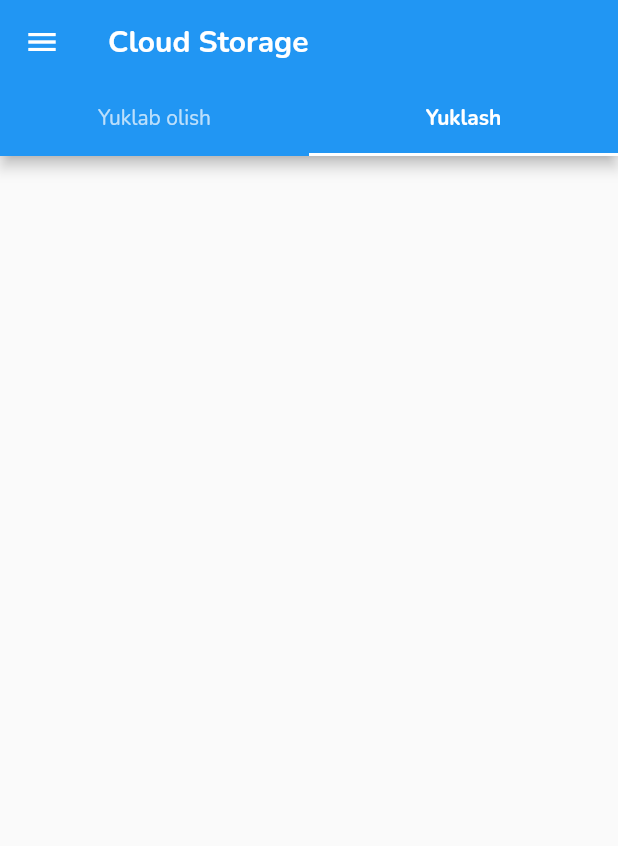
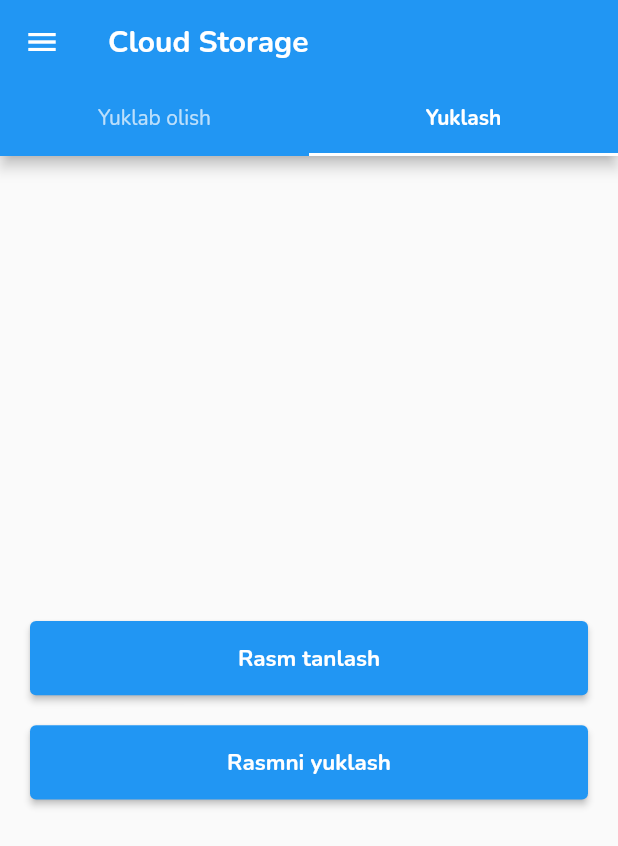
Before and after one commit to bunyod-botirov/cloud_storage, a Flutter app: the HomePage screen opened by its route, tab 2 chosen, on a phone screen of 412 x 824 dp. Shown: the top 846 px of the screen. Run offline on Flutter 3.47's test engine with Material 2 defaults, Android fonts, the phone set to English and light mode, and no system bars; our stand-ins replace cached_network_image, cloud_firestore, firebase_auth, firebase_core, firebase_storage, image_picker; accounts and stored records are empty; network calls fail.

Commit message:
Download and Upload Pages completed

```diff
--- a/lib/providers/home_provider.dart
+++ b/lib/providers/home_provider.dart
@@ -9,7 +9,7 @@ import 'package:flutter/cupertino.dart';
 import 'package:image_picker/image_picker.dart';
 
 class HomeProvider extends ChangeNotifier {
-  final List pages = [const DownloadPage(), const UploadPage()];
+  final List pages = [ DownloadPage(), const UploadPage()];
   int currentPage = 0;
 
   final FirebaseAuth _authUser = FirebaseAuth.instance;
--- a/lib/screens/auth/sign_in_page.dart
+++ b/lib/screens/auth/sign_in_page.dart
@@ -1,6 +1,5 @@
 import 'package:cloud_storage/service/auth_service.dart';
 import 'package:cloud_storage/widgets/buttons_widget.dart';
-import 'package:cloud_storage/widgets/messenger_widget.dart';
 import 'package:flutter/material.dart';
 
 class SignInPage extends StatelessWidget {
--- a/lib/screens/home_page.dart
+++ b/lib/screens/home_page.dart
@@ -1,5 +1,3 @@
-import 'dart:ui';
-
 import 'package:cached_network_image/cached_network_image.dart';
 import 'package:cloud_firestore/cloud_firestore.dart';
 import 'package:cloud_storage/providers/home_provider.dart';
--- a/lib/screens/upload_page.dart
+++ b/lib/screens/upload_page.dart
@@ -1,12 +1,53 @@
+import 'package:cloud_storage/providers/upload_provider.dart';
+import 'package:cloud_storage/widgets/buttons_widget.dart';
 import 'package:flutter/material.dart';
+import 'package:provider/provider.dart';
 
 class UploadPage extends StatelessWidget {
-  const UploadPage({ Key? key }) : super(key: key);
+  const UploadPage({Key? key}) : super(key: key);
 
   @override
   Widget build(BuildContext context) {
     return Scaffold(
-
+      body: Padding(
+        padding: const EdgeInsets.symmetric(horizontal: 20),
+        child: ChangeNotifierProvider(
+          create: (context) => UploadProvider(),
+          builder: (BuildContext context, Widget? child) {
+            return Column(
+              mainAxisAlignment: MainAxisAlignment.center,
+              children: <Widget>[
+                context.watch<UploadProvider>().photo.path.isNotEmpty
+                    ? Container(
+                        width: MediaQuery.of(context).size.width * 0.8,
+                        height: MediaQuery.of(context).size.height * 0.4,
+                        padding: const EdgeInsets.all(1),
+                        margin: const EdgeInsets.only(bottom: 20),
+                        alignment: Alignment.center,
+                        decoration: BoxDecoration(
+                          border: Border.all(color: Colors.grey),
+                        ),
+                        child: Image.file(
+                          context.watch<UploadProvider>().photo,
+                        ),
+                      )
+                    : const Text(""),
+                ButtonsW.filledButton(
+                  context,
+                  "Rasm tanlash",
+                  () => context.read<UploadProvider>().choosePhoto(),
+                ),
+                const SizedBox(height: 20),
+                ButtonsW.filledButton(
+                  context,
+                  "Rasmni yuklash",
+                  () => context.read<UploadProvider>().uploadPhoto(context),
+                ),
+              ],
+            );
+          },
+        ),
+      ),
     );
   }
 }
```
Also changed, not shown: lib/providers/upload_provider.dart (added, +60 -0 lines), lib/screens/download_page.dart (+46 -2 lines).
